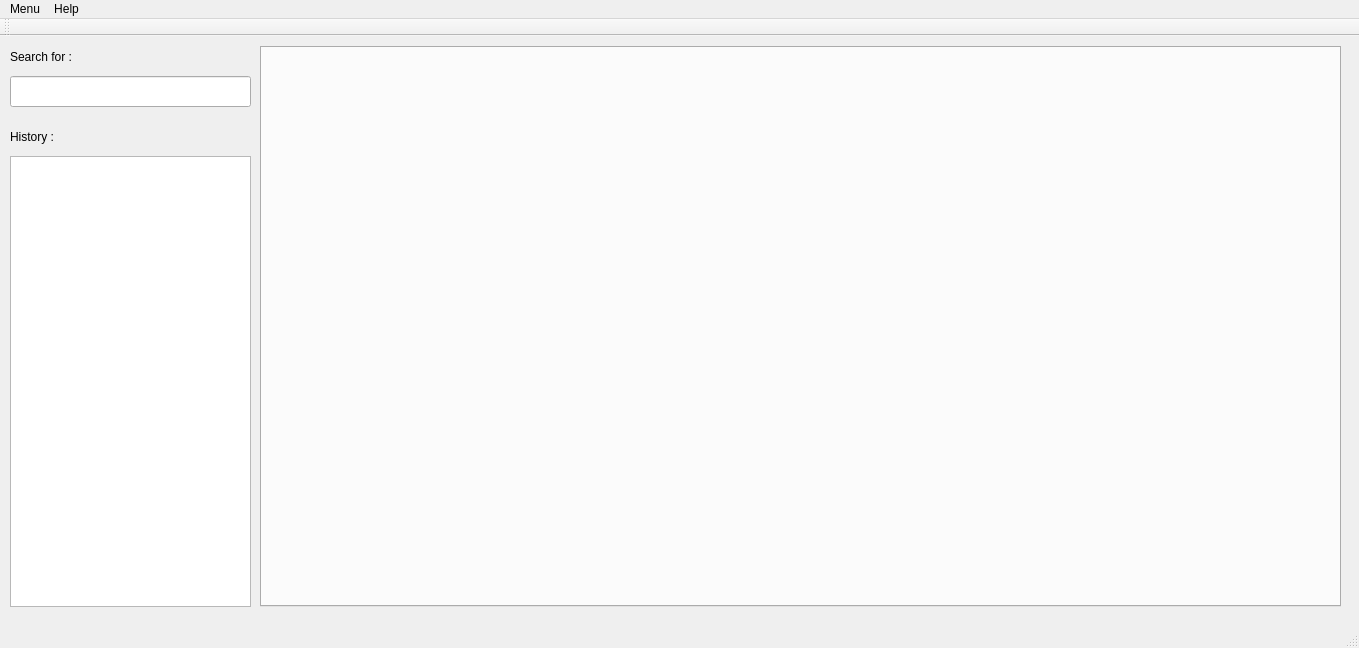
The window that resources/MSMainwindow.ui (Moth13/moviesearch) describes before a commit, drawn with Qt 5.
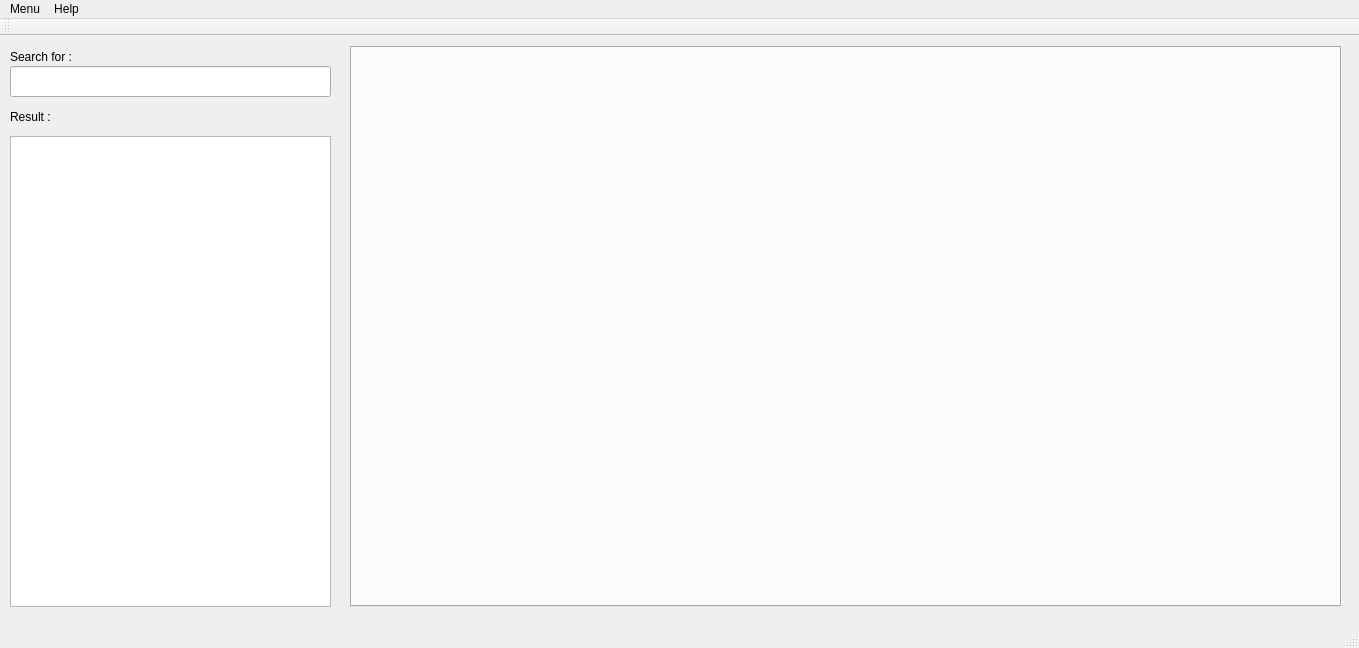
The same window after the commit.

The edit to the form file:
```diff
--- a/resources/MSMainwindow.ui
+++ b/resources/MSMainwindow.ui
@@ -17,9 +17,9 @@
    <widget class="QTabWidget" name="lTabInfo_Widget">
     <property name="geometry">
      <rect>
-      <x>260</x>
+      <x>350</x>
       <y>10</y>
-      <width>1081</width>
+      <width>991</width>
       <height>561</height>
      </rect>
     </property>
@@ -37,9 +37,9 @@
     <property name="geometry">
      <rect>
       <x>10</x>
-      <y>120</y>
-      <width>241</width>
-      <height>451</height>
+      <y>100</y>
+      <width>321</width>
+      <height>471</height>
      </rect>
     </property>
    </widget>
@@ -47,8 +47,8 @@
     <property name="geometry">
      <rect>
       <x>10</x>
-      <y>40</y>
-      <width>241</width>
+      <y>30</y>
+      <width>321</width>
       <height>31</height>
      </rect>
     </property>
@@ -70,13 +70,13 @@
     <property name="geometry">
      <rect>
       <x>10</x>
-      <y>90</y>
+      <y>70</y>
       <width>101</width>
       <height>21</height>
      </rect>
     </property>
     <property name="text">
-     <string>History :</string>
+     <string>Result : </string>
     </property>
    </widget>
   </widget>
```
